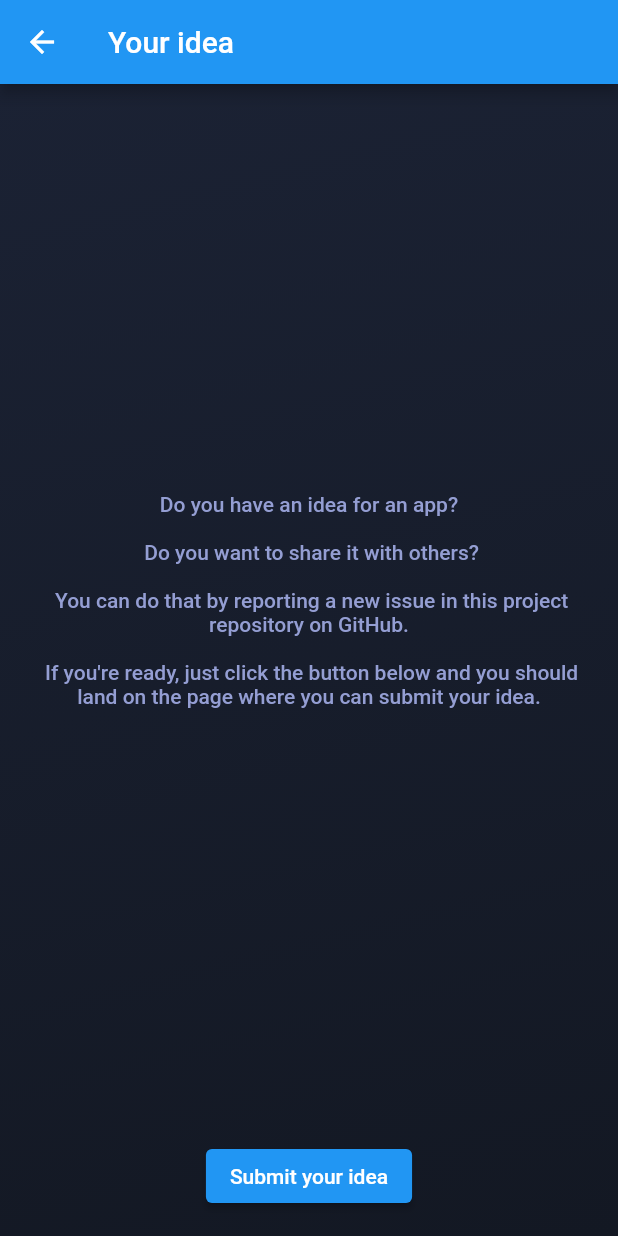
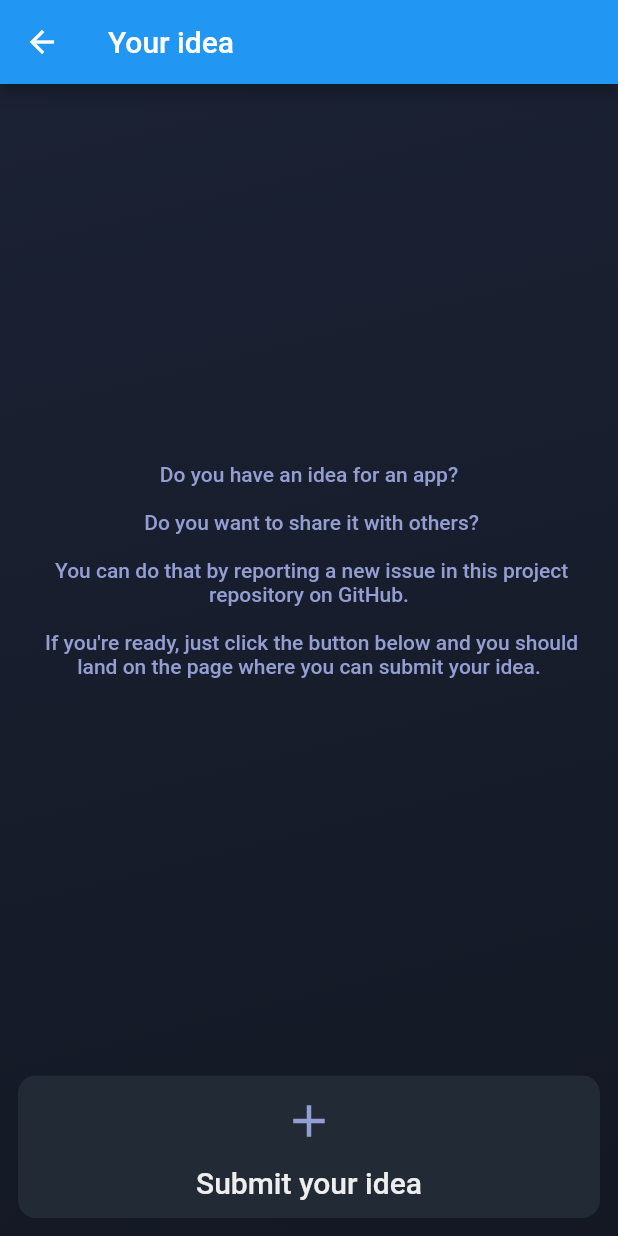
Before and after one commit to mivoligo/app_ideas, a Flutter app: the screen it shows after launch, after a tap on "Propose your idea", on a phone screen of 412 x 824 dp. Run offline on Flutter 3.47's test engine with Material 2 defaults, Android fonts, the phone set to English and light mode, and no system bars; our stand-ins replace bloc, cached_network_image, equatable, flutter_bloc; network calls fail.

Commit message:
Small UI changes

```diff
--- a/lib/ideas/view/widgets/idea_card.dart
+++ b/lib/ideas/view/widgets/idea_card.dart
@@ -17,8 +17,8 @@ class IdeaCard extends StatelessWidget {
   Widget build(BuildContext context) {
     return Padding(
       padding: const EdgeInsets.symmetric(
-        horizontal: 24.0,
-        vertical: 8.0,
+        horizontal: 12.0,
+        vertical: 6.0,
       ),
       child: Container(
         decoration: BoxDecoration(
--- a/lib/new_idea/new_idea_page.dart
+++ b/lib/new_idea/new_idea_page.dart
@@ -12,11 +12,11 @@ class NewIdeaPage extends StatelessWidget {
         title: const Text('Your idea'),
       ),
       body: Column(
-        crossAxisAlignment: CrossAxisAlignment.center,
+        crossAxisAlignment: CrossAxisAlignment.stretch,
         children: [
           Expanded(
             child: Padding(
-              padding: const EdgeInsets.all(16.0),
+              padding: const EdgeInsets.all(12.0),
               child: Center(
                 child: Text(
                   'Do you have an idea for an app?\n\n'
@@ -35,10 +35,11 @@ class NewIdeaPage extends StatelessWidget {
             ),
           ),
           const Padding(
-            padding: EdgeInsets.all(16.0),
-            child: ElevatedButton(
-              onPressed: launchNewIdeaGithubLink,
-              child: Text('Submit your idea'),
+            padding: EdgeInsets.all(12.0),
+            child: ClickableCard(
+              title: 'Submit your idea',
+              iconData: Icons.add,
+              onTap: launchNewIdeaGithubLink,
             ),
           ),
         ],
--- a/lib/widgets/clickable_card.dart
+++ b/lib/widgets/clickable_card.dart
@@ -30,7 +30,7 @@ class ClickableCard extends StatelessWidget {
             mainAxisAlignment: MainAxisAlignment.center,
             children: [
               Padding(
-                padding: const EdgeInsets.only(top: 8.0),
+                padding: const EdgeInsets.only(top: 12.0),
                 child: Icon(
                   iconData,
                   color: const Color(0xFF949ED3),
@@ -38,7 +38,7 @@ class ClickableCard extends StatelessWidget {
                 ),
               ),
               Padding(
-                padding: const EdgeInsets.all(8.0),
+                padding: const EdgeInsets.all(12.0),
                 child: Text(
                   title,
                   textAlign: TextAlign.center,
```
